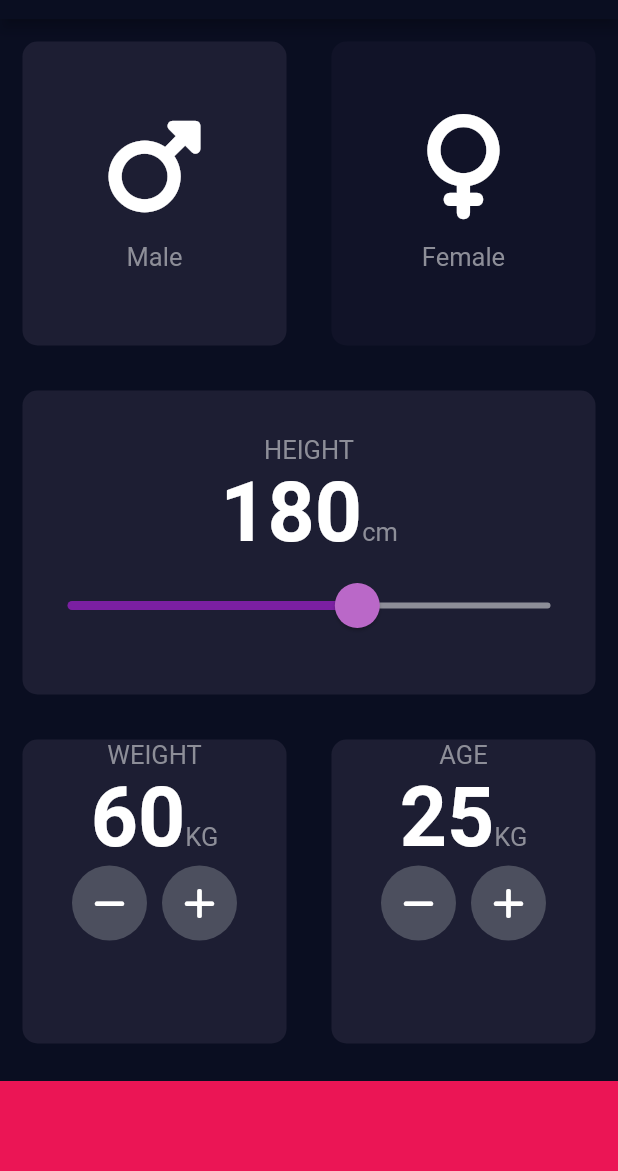
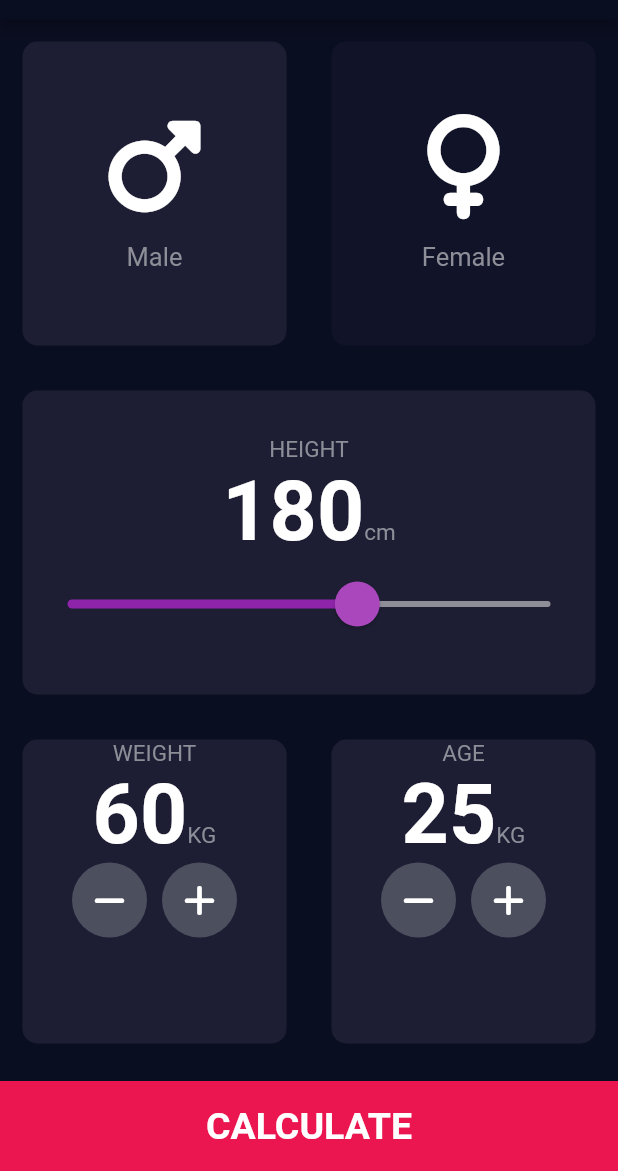
Before and after one commit to himanshudhillon09/flutter_bootcamp, a Flutter app: the screen it shows after launch, on a phone screen of 412 x 824 dp, the part 65-1236 px from its top. Run offline on Flutter 3.47's test engine with Material 2 defaults, Android fonts, the phone set to English and light mode, and no system bars; our stand-ins replace audioplayers, font_awesome_flutter, rflutter_alert; missing offline and left inert: dart:ffi.

Commit message:
Completed project with full functionalities

```diff
--- /dev/null
+++ b/bmi_calculator/lib/Components/finalButton.dart
@@ -0,0 +1,29 @@
+import 'package:flutter/material.dart';
+import '../Constants/constants.dart';
+
+class finalButton extends StatelessWidget {
+  finalButton({required this.title, required this.onTap});
+
+  final String title;
+  final VoidCallback onTap;
+  @override
+  Widget build(BuildContext context) {
+    return GestureDetector(
+      onTap: onTap,
+      child: Container(
+        margin: EdgeInsets.only(top: 10),
+        color: kbottomContainerColor,
+        width: double.infinity,
+        height: 60.0,
+        child: Expanded(
+          child: Center(
+            child: Text(
+              title.toString(),
+              style: ksubmitButtonStyle,
+            ),
+          ),
+        ),
+      ),
+    );
+  }
+}
--- /dev/null
+++ b/bmi_calculator/lib/Components/roundButton.dart
@@ -0,0 +1,23 @@
+import 'package:flutter/material.dart';
+
+class RoundButton extends StatelessWidget {
+  const RoundButton({super.key, required this.icon, required this.onpress});
+
+  final IconData icon;
+  final VoidCallback onpress;
+
+  @override
+  Widget build(BuildContext context) {
+    return RawMaterialButton(
+      elevation: 0,
+      onPressed: onpress,
+      constraints: BoxConstraints.tightFor(
+        width: 50.0,
+        height: 50.0,
+      ),
+      shape: CircleBorder(),
+      fillColor: Color(0xFF4c4f5E),
+      child: Icon(icon),
+    );
+  }
+}
--- /dev/null
+++ b/bmi_calculator/lib/Constants/constants.dart
@@ -0,0 +1,15 @@
+import 'package:flutter/material.dart';
+
+const kbottomContainerColor = Color(0xFFEB1550);
+const Color kactiveCardColor = Color(0xFF1D1E33);
+const Color kinactiveCardColor = Color(0xFF111328);
+const knumberTextStyle = TextStyle(fontSize: 55, fontWeight: FontWeight.w600);
+const klabelTextStyle = TextStyle(color: Color(0xFF8D8E98), fontSize: 15);
+const ksubmitButtonStyle =
+    TextStyle(color: Colors.white, fontWeight: FontWeight.bold, fontSize: 25);
+const kSubmitButtonTextStyle =
+    TextStyle(fontWeight: FontWeight.bold, fontSize: 40);
+const kResultText = TextStyle(
+    color: Color(0xFF24D876), fontSize: 22, fontWeight: FontWeight.bold);
+const kBmiTextStyle = TextStyle(fontSize: 100, fontWeight: FontWeight.bold);
+const kBodyTextStyle = TextStyle(fontSize: 22);
--- a/bmi_calculator/lib/inputPage.dart
+++ b/bmi_calculator/lib/Pages/inputPage.dart
@@ -1,14 +1,13 @@
 import 'package:flutter/foundation.dart';
 import 'package:flutter/material.dart';
 import 'package:font_awesome_flutter/font_awesome_flutter.dart';
-import 'Card.dart';
-import 'IconContent.dart';
-
-const bottomContainerColor = Color(0xFFEB1555);
-const Color activeCardColor = Color(0xFF1D1E33);
-const Color inactiveCardColor = Color(0xFF111328);
-const numberTextStyle = TextStyle(fontSize: 55, fontWeight: FontWeight.w600);
-const labelTextStyle = TextStyle(color: Color(0xFF8D8E98), fontSize: 17);
+import '../Components/Card.dart';
+import '../Components/IconContent.dart';
+import '../Components/roundButton.dart';
+import 'ResultPage.dart';
+import '../Constants/constants.dart';
+import '../Components/finalButton.dart';
+import 'package:bmi_calculator/Calculatorbrain.dart';
 
 enum Gender { male, female }
 
@@ -38,8 +37,8 @@ class _InputPageState extends State<InputPage> {
                   child: ReusableCard(
                     cardChild: IconContent('Male', FontAwesomeIcons.mars),
                     colour: selectedGender == Gender.male
-                        ? activeCardColor
-                        : inactiveCardColor,
+                        ? kactiveCardColor
+                        : kinactiveCardColor,
                   ),
                   onTap: () {
                     setState(() {
@@ -53,8 +52,8 @@ class _InputPageState extends State<InputPage> {
                   child: ReusableCard(
                     cardChild: IconContent('Female', FontAwesomeIcons.venus),
                     colour: selectedGender == Gender.female
-                        ? activeCardColor
-                        : inactiveCardColor,
+                        ? kactiveCardColor
+                        : kinactiveCardColor,
                   ),
                   onTap: () {
                     setState(() {
@@ -67,12 +66,12 @@ class _InputPageState extends State<InputPage> {
           )),
           Expanded(
             child: ReusableCard(
-              colour: activeCardColor,
+              colour: kactiveCardColor,
               cardChild: Column(
                 mainAxisAlignment: MainAxisAlignment.center,
                 children: [
                   Center(
-                    child: Text('HEIGHT', style: labelTextStyle),
+                    child: Text('HEIGHT', style: klabelTextStyle),
                   ),
                   Row(
                     mainAxisAlignment: MainAxisAlignment.center,
@@ -81,19 +80,19 @@ class _InputPageState extends State<InputPage> {
                     children: [
                       Text(
                         height.toString(),
-                        style: numberTextStyle,
+                        style: knumberTextStyle,
                       ),
                       Text(
                         'cm',
-                        style: labelTextStyle,
+                        style: klabelTextStyle,
                       ),
                     ],
                   ),
                   SliderTheme(
                       data: SliderTheme.of(context).copyWith(
                           inactiveTrackColor: Color(0xFF8D8E98),
-                          activeTrackColor: Colors.purple[700],
-                          thumbColor: Colors.purple[300],
+                          activeTrackColor: Colors.purple[600],
+                          thumbColor: Colors.purple[400],
                           overlayColor: Color(0x29EB1555),
                           thumbShape:
                               RoundSliderThumbShape(enabledThumbRadius: 15.0),
@@ -122,16 +121,16 @@ class _InputPageState extends State<InputPage> {
                 child: ReusableCard(
                   cardChild: Column(
                     children: [
-                      Text('WEIGHT', style: labelTextStyle),
+                      Text('WEIGHT', style: klabelTextStyle),
                       Row(
                         mainAxisAlignment: MainAxisAlignment.center,
                         crossAxisAlignment: CrossAxisAlignment.baseline,
                         textBaseline: TextBaseline.alphabetic,
                         children: [
-                          Text(weight.toString(), style: numberTextStyle),
+                          Text(weight.toString(), style: knumberTextStyle),
                           Text(
                             'KG',
-                            style: labelTextStyle,
+                            style: klabelTextStyle,
                           )
                         ],
                       ),
@@ -163,16 +162,16 @@ class _InputPageState extends State<InputPage> {
                 child: ReusableCard(
                   cardChild: Column(
                     children: [
-                      Text('AGE', style: labelTextStyle),
+                      Text('AGE', style: klabelTextStyle),
                       Row(
                         mainAxisAlignment: MainAxisAlignment.center,
                         crossAxisAlignment: CrossAxisAlignment.baseline,
                         textBaseline: TextBaseline.alphabetic,
                         children: [
-                          Text(age.toString(), style: numberTextStyle),
+                          Text(age.toString(), style: knumberTextStyle),
                           Text(
                             'KG',
-                            style: labelTextStyle,
+                            style: klabelTextStyle,
                           )
                         ],
                       ),
@@ -202,36 +201,22 @@ class _InputPageState extends State<InputPage> {
               ),
             ],
           )),
-          Container(
-            margin: EdgeInsets.only(top: 10),
-            color: bottomContainerColor,
-            width: double.infinity,
-            height: 60.0,
+          finalButton(
+            title: 'CALCULATE',
+            onTap: () {
+              CalculatorBrain calc = CalculatorBrain(height, weight);
+              Navigator.push(
+                  context,
+                  MaterialPageRoute(
+                      builder: (context) => ResultPage(
+                            bmiResult: calc.calculateBMI(),
+                            resultText: calc.getResult(),
+                            interpretation: calc.getInterpretation(),
+                          )));
+            },
           )
         ],
       ),
     );
   }
 }
-
-class RoundButton extends StatelessWidget {
-  const RoundButton({super.key, required this.icon, required this.onpress});
-
-  final IconData icon;
-  final VoidCallback onpress;
-
-  @override
-  Widget build(BuildContext context) {
-    return RawMaterialButton(
-      elevation: 0,
-      onPressed: onpress,
-      constraints: BoxConstraints.tightFor(
-        width: 50.0,
-        height: 50.0,
-      ),
-      shape: CircleBorder(),
-      fillColor: Color(0xFF4c4f5E),
-      child: Icon(icon),
-    );
-  }
-}
--- a/bmi_calculator/lib/main.dart
+++ b/bmi_calculator/lib/main.dart
@@ -1,5 +1,5 @@
 import 'package:flutter/material.dart';
-import 'inputPage.dart';
+import 'Pages/inputPage.dart';
 
 void main() => runApp(BMICalculator());
 
```
Also changed, not shown: bmi_calculator/lib/Calculatorbrain.dart (added, +35 -0 lines), bmi_calculator/lib/Pages/ResultPage.dart (added, +67 -0 lines), bmi_calculator/lib/Components/Card.dart (renamed from bmi_calculator/lib/Card.dart), bmi_calculator/lib/Components/IconContent.dart (renamed from bmi_calculator/lib/IconContent.dart), 6 other files.
